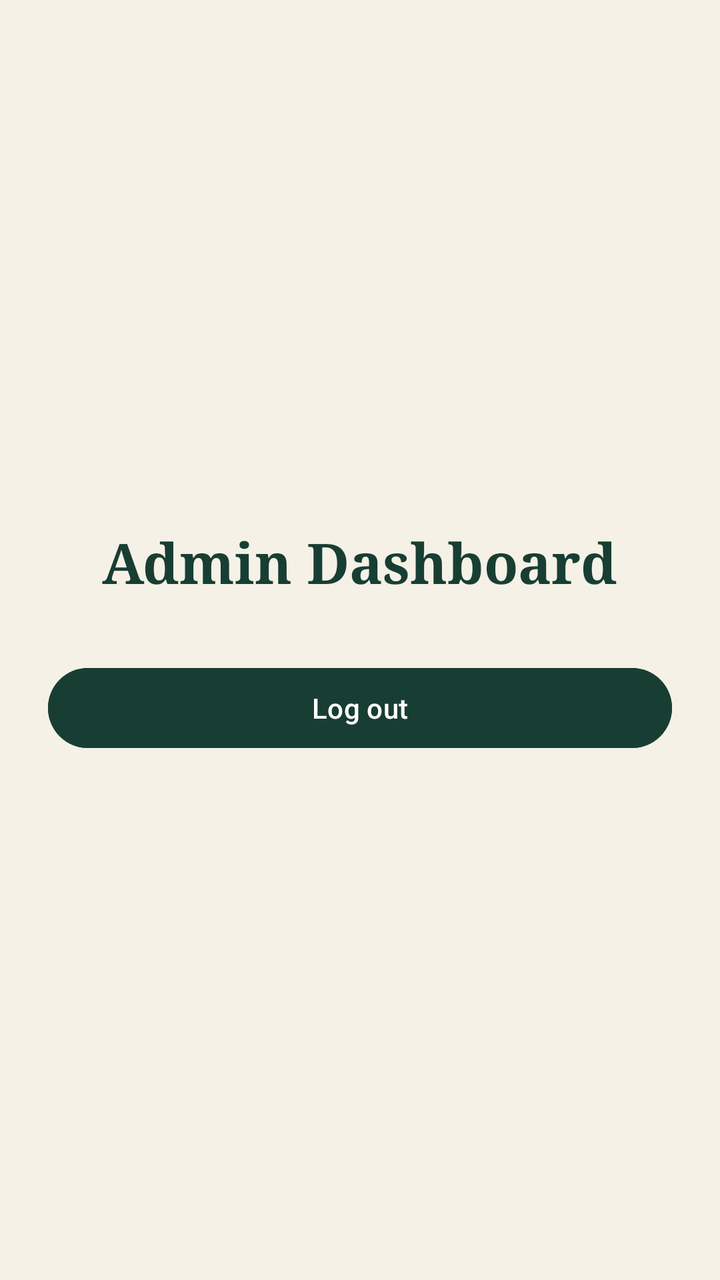
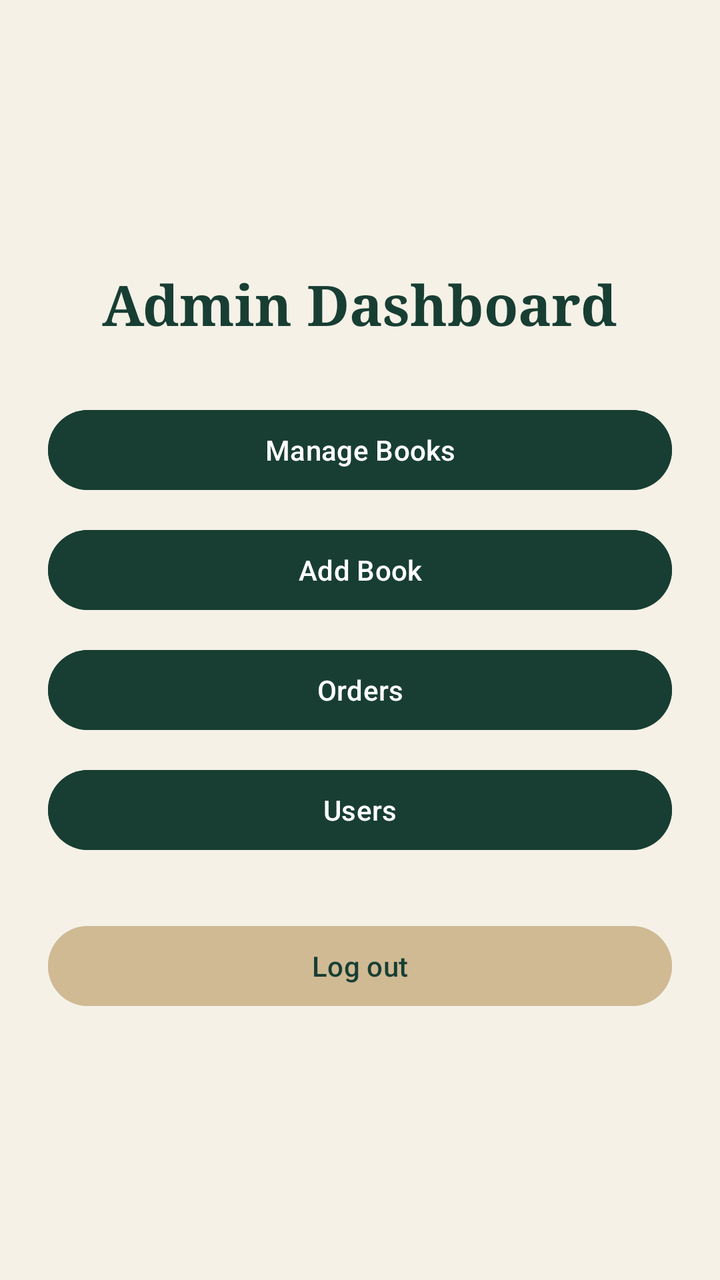

The first picture is an Android layout as it rendered before a commit; the second is the same layout after the commit. The layout source and the unified diff follow.
<!-- AndroidManifest.xml: application theme Theme.Novella -->
<!-- res/layout/activity_admin.xml -->
<?xml version="1.0" encoding="utf-8"?>
<LinearLayout
    xmlns:android="http://schemas.android.com/apk/res/android"
    android:layout_width="match_parent"
    android:layout_height="match_parent"
    android:orientation="vertical"
    android:gravity="center"
    android:padding="24dp"
    android:background="#F5F1E7">

    <TextView
        android:layout_width="wrap_content"
        android:layout_height="wrap_content"
        android:text="Admin Dashboard"
        android:textSize="28sp"
        android:textStyle="bold"
        android:fontFamily="serif"
        android:textColor="#183E33"
        android:layout_marginBottom="30dp" />

    <Button
        android:id="@+id/adminlogout"
        android:layout_width="match_parent"
        android:layout_height="wrap_content"
        android:text="Log out"
        android:textAllCaps="false"
        android:textColor="#FFFFFF"
        android:backgroundTint="#183E33" />

</LinearLayout>
<!-- resources referenced by this layout -->
<resources>
  <style name="Theme.Novella" parent="Base.Theme.Novella" />
  <style name="Base.Theme.Novella" parent="Theme.Material3.DayNight.NoActionBar">
          
          
      </style>
</resources>

<!-- the commit's change to res/layout/activity_admin.xml (unified diff, before → after) -->
@@ -19,12 +19,52 @@
         android:layout_marginBottom="30dp" />
 
     <Button
+        android:id="@+id/btnManageBooks"
+        android:layout_width="match_parent"
+        android:layout_height="wrap_content"
+        android:text="Manage Books"
+        android:textAllCaps="false"
+        android:textColor="#FFFFFF"
+        android:backgroundTint="#183E33"
+        android:layout_marginBottom="12dp" />
+
+    <Button
+        android:id="@+id/btnAddBook"
+        android:layout_width="match_parent"
+        android:layout_height="wrap_content"
+        android:text="Add Book"
+        android:textAllCaps="false"
+        android:textColor="#FFFFFF"
+        android:backgroundTint="#183E33"
+        android:layout_marginBottom="12dp" />
+
+    <Button
+        android:id="@+id/btnOrders"
+        android:layout_width="match_parent"
+        android:layout_height="wrap_content"
+        android:text="Orders"
+        android:textAllCaps="false"
+        android:textColor="#FFFFFF"
+        android:backgroundTint="#183E33"
+        android:layout_marginBottom="12dp" />
+
+    <Button
+        android:id="@+id/btnUsers"
+        android:layout_width="match_parent"
+        android:layout_height="wrap_content"
+        android:text="Users"
+        android:textAllCaps="false"
+        android:textColor="#FFFFFF"
+        android:backgroundTint="#183E33"
+        android:layout_marginBottom="30dp" />
+
+    <Button
         android:id="@+id/adminlogout"
         android:layout_width="match_parent"
         android:layout_height="wrap_content"
         android:text="Log out"
         android:textAllCaps="false"
-        android:textColor="#FFFFFF"
-        android:backgroundTint="#183E33" />
+        android:textColor="#183E33"
+        android:backgroundTint="#CFBA94" />
 
 </LinearLayout>
